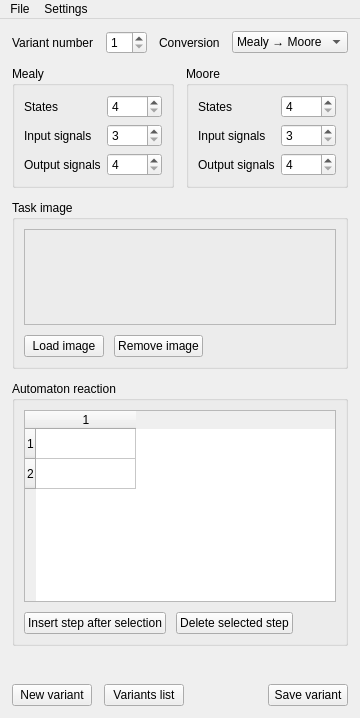
Qt form ui/mainwindow.ui (S1mpleton/M2MTools) before a commit.
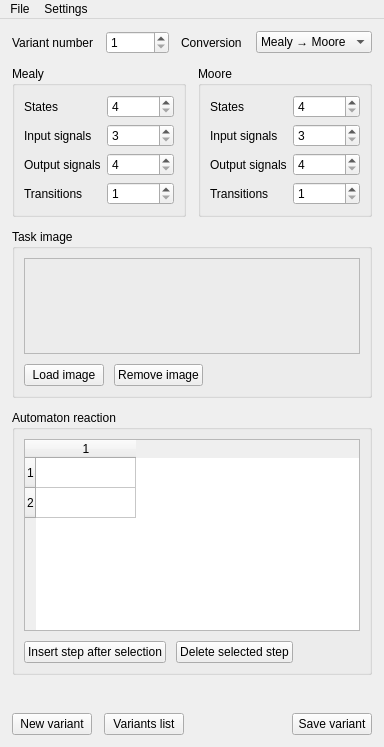
The same form after that commit. Custom widgets are drawn as their Qt base class.

Commit message: feat: add transition counts without database migration

Diff of the .ui file:
```diff
--- a/ui/mainwindow.ui
+++ b/ui/mainwindow.ui
@@ -129,6 +129,23 @@
            </property>
           </widget>
          </item>
+         <item row="3" column="0">
+          <widget class="QLabel" name="mealyTransitionsLabel">
+           <property name="text">
+            <string>Transitions</string>
+           </property>
+          </widget>
+         </item>
+         <item row="3" column="1">
+          <widget class="QSpinBox" name="mealyTransitionsCount">
+           <property name="minimum">
+            <number>1</number>
+           </property>
+           <property name="maximum">
+            <number>999999</number>
+           </property>
+          </widget>
+         </item>
         </layout>
        </widget>
       </item>
@@ -192,6 +209,23 @@
            </property>
           </widget>
          </item>
+         <item row="3" column="0">
+          <widget class="QLabel" name="mooreTransitionsLabel">
+           <property name="text">
+            <string>Transitions</string>
+           </property>
+          </widget>
+         </item>
+         <item row="3" column="1">
+          <widget class="QSpinBox" name="mooreTransitionsCount">
+           <property name="minimum">
+            <number>1</number>
+           </property>
+           <property name="maximum">
+            <number>999999</number>
+           </property>
+          </widget>
+         </item>
         </layout>
        </widget>
       </item>
```
The commit also changes 10 other files.
